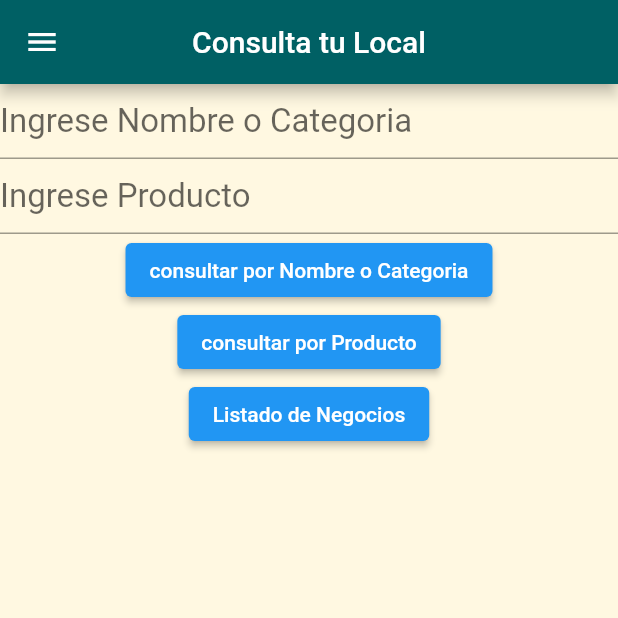
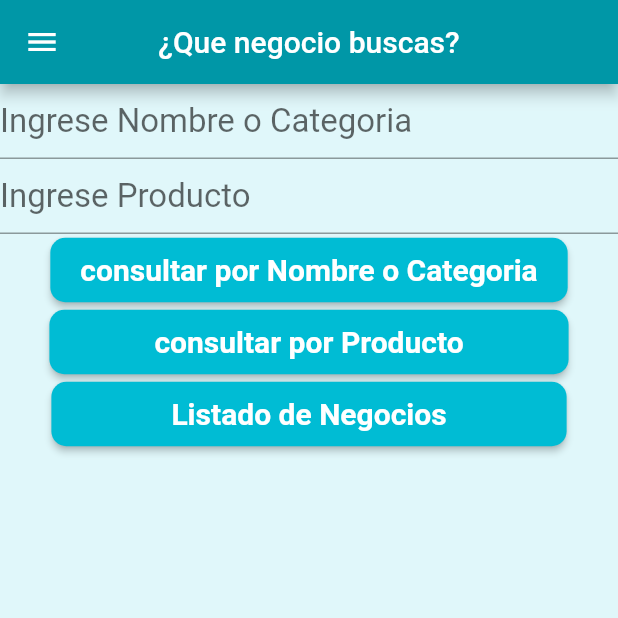
Before and after one commit to YordiColina/VeciApp, a Flutter app: the screen it shows after launch, in the side drawer, after a tap on "Busqueda General", on a phone screen of 412 x 824 dp, the top half of it. Run offline on Flutter 3.47's test engine with Material 2 defaults, Android fonts, the phone set to English and light mode, and no system bars; our stand-ins replace cloud_firestore, firebase_core, fluttertoast; accounts and stored records are empty.

Commit message:
cambios interfaz

```diff
--- a/lib/main.dart
+++ b/lib/main.dart
@@ -60,7 +60,7 @@ class _MyHomePageState extends State<MyHomePage> {
       backgroundColor: Colors.cyan[50],
 
         appBar: AppBar(
-          backgroundColor: Colors.cyan[900],
+          backgroundColor: Colors.cyan[700],
            centerTitle: true,
           title: Text("INICIO"),
         ),
@@ -72,7 +72,7 @@ class _MyHomePageState extends State<MyHomePage> {
           Column(
 
             children: [
-              Center(
+     /*         Center(
 
                 child: Text(
                   'VeciApp',
@@ -81,15 +81,10 @@ class _MyHomePageState extends State<MyHomePage> {
                   style: const TextStyle(fontWeight: FontWeight.bold,fontSize: 35,color: Colors.brown),
 
 
-
-
-
-
-
         ),
-              ),
-              Image.network('https://firebasestorage.googleapis.com/v0/b/equipo1proyecto-98cd8.appspot.com/o/imagenes%20proyecto%20veci%20app%2Fnegocio.png?alt=media&token=b22f031e-7400-4ff2-90f2-015ceaf38447',
-                alignment: Alignment.center ,)
+              ),*/
+              Image.asset('assets/VECIAPP.jpeg',
+              width: 500,)
             ],
           ),
 
@@ -110,6 +105,7 @@ class _MyHomePageState extends State<MyHomePage> {
 }
 
 
+////////////////////////////////////////////////MENU LATERAL ////////////////////////////////////////
 class menu extends StatelessWidget {
 
   @override
@@ -120,14 +116,14 @@ class menu extends StatelessWidget {
           children: [
             DrawerHeader(
                 decoration: BoxDecoration(
-                    color: Colors.cyan[900]
+                    color: Colors.cyan[700]
                 ),
-                child: Image.network('https://firebasestorage.googleapis.com/v0/b/equipo1proyecto-98cd8.appspot.com/o/imagenes%20proyecto%20veci%20app%2Fnegocio.png?alt=media&token=b22f031e-7400-4ff2-90f2-015ceaf38447')
+                child: Image.asset('assets/vecilogo.JPG')
             ),
             Column(
                 children: [
                   ListTile(
-                    leading: Icon(Icons.account_circle_outlined, size: 30, color: Colors.green),
+                    leading: Icon(Icons.search, size: 30, color: Colors.cyan[700]),
                     title: Text("Busqueda General"),
                     onTap: (){
                       Navigator.push(context, MaterialPageRoute(builder: (context)=>pantalla2()));
@@ -135,7 +131,7 @@ class menu extends StatelessWidget {
                   ),
 
                   ListTile(
-                    trailing: Icon(Icons.account_box,size: 30, color: Colors.green),
+                    leading: Icon(Icons.note_add,size: 30, color: Colors.cyan[700]),
                     title: Text("Registrarme"),
                     onTap: (){
                       Navigator.push(context, MaterialPageRoute(builder: (context)=>registroClientes()));
@@ -143,7 +139,7 @@ class menu extends StatelessWidget {
                   ),
 
                   ListTile(
-                    trailing: Icon(Icons.account_box,size: 30, color: Colors.green),
+                    leading: Icon(Icons.login,size: 30, color: Colors.cyan[700]),
                     enabled: true,
                     title: Text("Ingresar"),
                     onTap: (){
@@ -151,9 +147,9 @@ class menu extends StatelessWidget {
                     },
                   ),
                   ListTile(
-                    trailing: Icon(Icons.account_box,size: 30, color: Colors.green),
+                    leading: Icon(Icons.shop,size: 30, color: Colors.cyan[700]),
                     enabled: true,
-                    title: Text("Mis Negocios"),
+                    title: Text("Negocios"),
                     onTap: (){
                      Navigator.push(context, MaterialPageRoute(builder: (context)=>pantalla5()));
                     },
--- a/lib/pantalla2.dart
+++ b/lib/pantalla2.dart
@@ -15,11 +15,11 @@ class  pantalla2 extends StatelessWidget {
   @override
   Widget build(BuildContext context) {
     return Scaffold(
-      backgroundColor: Colors.amber[50],
+      backgroundColor: Colors.cyan[50],
       appBar: AppBar(
-        backgroundColor: Colors.cyan[900],
+        backgroundColor: Colors.cyan[700],
           centerTitle: true,
-          title: Text('Consulta tu Local')
+          title: Text('¿Que negocio buscas?')
       ),
 
       drawer: menu(),
@@ -37,36 +37,80 @@ class  pantalla2 extends StatelessWidget {
 
           Container(
               child: ElevatedButton(
+
+                style: ButtonStyle(
+                  backgroundColor: MaterialStateProperty.all<Color>(Colors.cyan),
+                  padding: MaterialStateProperty.all(const EdgeInsets.symmetric(vertical:10.0,horizontal: 20.0)),
+                  shape: MaterialStateProperty.all(RoundedRectangleBorder(borderRadius: BorderRadius.circular(10))),
+
+
+    ),
+    //
+
                 onPressed: (){
                   print(dato.text);
 
-                  Navigator.push(context, MaterialPageRoute(builder: (contex)=>pantalla3(dato.text)));
+                  Navigator.push(context, MaterialPageRoute(builder: (context)=>pantalla3(dato.text)));
+                },
+                child: Text('consultar por Nombre o Categoria',
+              style: TextStyle(
+                  fontWeight: FontWeight.bold,fontSize: 20,color: Colors.white,
+              ),
+                ),
 
-                },
-                child: Text('consultar por Nombre o Categoria'),)
+
+              )
           ),
+
+
+
+
           Container(
 
               child: ElevatedButton(
+                style: ButtonStyle(
+                  backgroundColor: MaterialStateProperty.all<Color>(Colors.cyan),
+                  padding: MaterialStateProperty.all(const EdgeInsets.symmetric(vertical:10.0,horizontal: 70.0)),
+                  shape: MaterialStateProperty.all(RoundedRectangleBorder(borderRadius: BorderRadius.circular(10))),
+
+
+                ),
+
                 onPressed: (){
 
                   print(dato2.text);
 
-                  Navigator.push(context, MaterialPageRoute(builder: (contex)=>pantalla3(dato2.text)));
+                  Navigator.push(context, MaterialPageRoute(builder: (context)=>pantalla3(dato2.text)));
                 },
-                child: Text('consultar por Producto'),
+                child: Text('consultar por Producto',
+                  style: TextStyle(
+                    fontWeight: FontWeight.bold,fontSize: 20,color: Colors.white,
+                  ),
+                ),
               ),
 
           ),
           Container(
 
             child: ElevatedButton(
+
+              style: ButtonStyle(
+                backgroundColor: MaterialStateProperty.all<Color>(Colors.cyan),
+                padding: MaterialStateProperty.all(const EdgeInsets.symmetric(vertical:10.0,horizontal: 80.0)),
+                shape: MaterialStateProperty.all(RoundedRectangleBorder(borderRadius: BorderRadius.circular(10))),
+
+
+              ),
               onPressed: (){
 
 
                 Navigator.push(context, MaterialPageRoute(builder: (contex)=>pantalla5()));
               },
-              child: Text('Listado de Negocios'),
+              child: Text('Listado de Negocios',
+                style: TextStyle(
+                  fontWeight: FontWeight.bold,fontSize: 20,color: Colors.white,
+                ),
+              ),
             ),
 
           ),
--- a/pubspec.yaml
+++ b/pubspec.yaml
@@ -62,9 +62,8 @@ flutter:
   uses-material-design: true
 
   # To add assets to your application, add an assets section, like this:
-  # assets:
-  #   - images/a_dot_burr.jpeg
-  #   - images/a_dot_ham.jpeg
+  assets:
+     - assets/
 
   # An image asset can refer to one or more resolution-specific "variants", see
   # https://flutter.dev/assets-and-images/#resolution-aware.
```
Also changed, not shown: lib/actualizarCliente.dart (+32 -13 lines), lib/comprobarCliente.dart (+19 -10 lines), lib/moduloPedido.dart (+31 -16 lines), lib/pantalla3.dart (+5 -5 lines), lib/pantalla4.dart (+24 -2 lines), lib/pantalla5.dart (+4 -4 lines), lib/registrarPedido.dart (+8 -8 lines), assets/VECIAPP.jpeg (added), assets/vecilogo.JPG (added).
